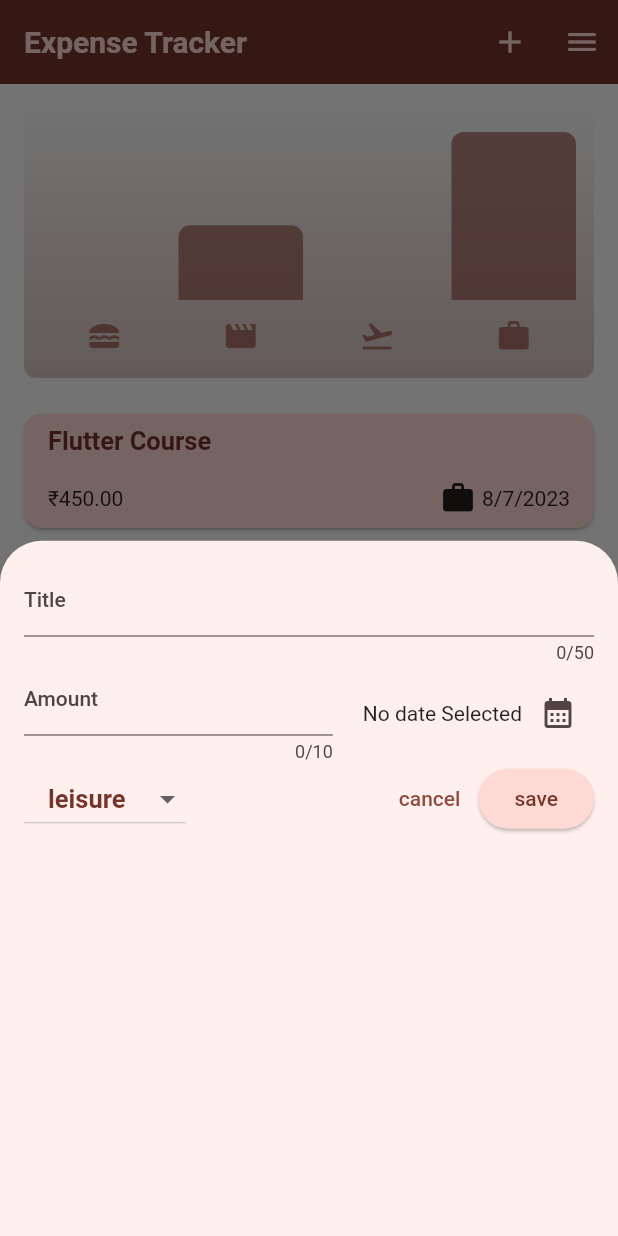
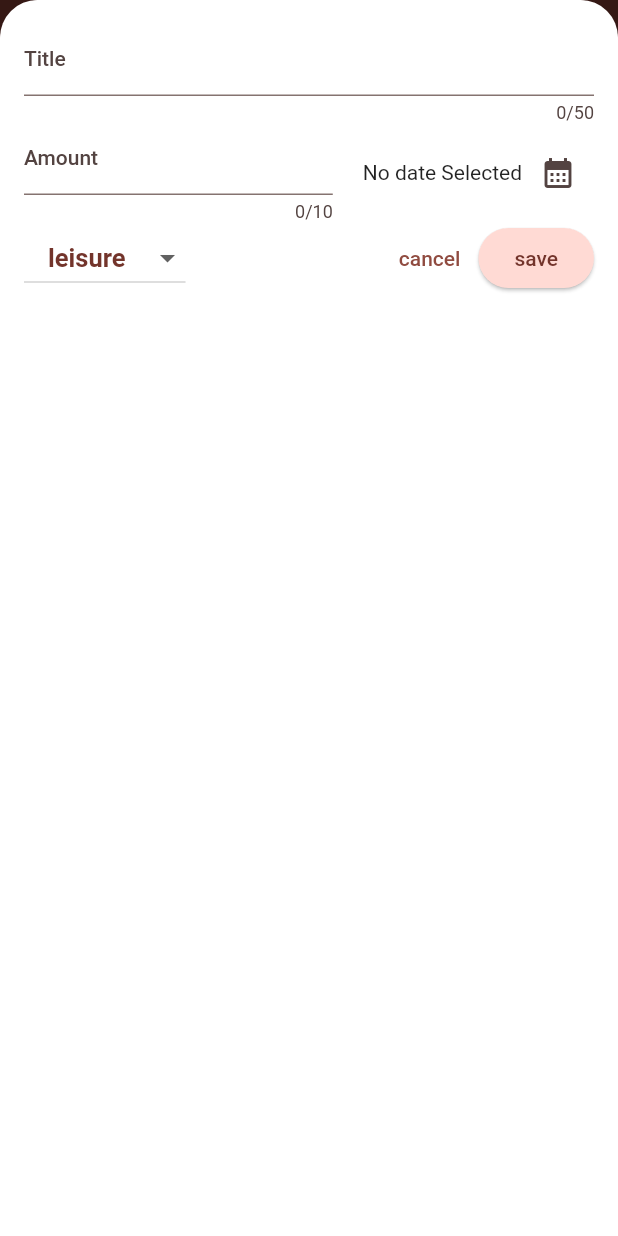
Before and after one commit to Nisarg221B/Learnings, a Flutter app: the screen it shows after launch, after a tap on the "add" icon, on a phone screen of 412 x 824 dp. Run offline on Flutter 3.47's test engine with Material 2 defaults, Android fonts, the phone set to English and light mode, and no system bars; drawn by our look-alikes of dropdown_button2; our stand-ins replace google_fonts.

Commit message:
Learned internal concepts of flutter like use of keys , element trees and how their working, also learned to make adaptive and responsive desing in flutter

```diff
--- a/Flutter/project_3/lib/widgets/expenses/expenses.dart
+++ b/Flutter/project_3/lib/widgets/expenses/expenses.dart
@@ -3,7 +3,6 @@
 import 'package:project3/models/expense.dart';
 import 'package:project3/widgets/expenses/new_expense.dart';
 import 'package:project3/widgets/chart/chart.dart';
-
 
 class Expenses extends StatefulWidget {
   const Expenses({super.key});
@@ -40,7 +39,8 @@
       _registeredExpenses.remove(delx);
     });
     // clears all the existing info messages we have on the screen
-    ScaffoldMessenger.of(context).clearSnackBars(); // see the effect by commenting this line
+    ScaffoldMessenger.of(context)
+        .clearSnackBars(); // see the effect by commenting this line
     ScaffoldMessenger.of(context).showSnackBar(
       SnackBar(
         content: const Text('Expense deleted.'),
@@ -60,13 +60,32 @@
   void _openAddExpenseOverlay() {
     showModalBottomSheet(
       context: context,
-        builder: (ctx) {
-          return NewExpense(addExpense: addExpense);
-        });
+      isScrollControlled: true,
+      useSafeArea: true,
+      builder: (ctx) => Container(
+        height: double.infinity,
+        width: double.infinity,
+        decoration: const BoxDecoration(
+          color: Colors.white,
+          borderRadius: BorderRadius.only(
+            topLeft: Radius.circular(25.0),
+            topRight: Radius.circular(25.0),
+          ),
+        ),
+        // using layoutbuilder to load contents conditionally
+        // and get the environment dynamics from the constraints offered by layout builder
+        child: LayoutBuilder(builder: (ctx, constraints) {
+          final width = constraints.maxWidth;
+          return NewExpense(addExpense: addExpense,width:width);
+        }),
+      ),
+    );
   }
 
   @override
   Widget build(BuildContext context) {
+    final width_fromM = MediaQuery.of(context).size.width;
+
     Widget mainContent = const Center(
       child: Text('No expenses found,Start adding some!'),
     );
@@ -89,9 +108,16 @@
           IconButton(onPressed: () {}, icon: const Icon(Icons.menu)),
         ],
       ),
-      body: Column(
+      body: width_fromM < 600
+          ? Column(
               children: [
                 Chart(expenses: _registeredExpenses),
+                Expanded(child: mainContent),
+              ],
+            )
+          : Row(
+              children: [
+                Expanded(child: Chart(expenses: _registeredExpenses)),
                 Expanded(child: mainContent),
               ],
             ),
--- a/Flutter/project_3/lib/widgets/expenses/new_expense.dart
+++ b/Flutter/project_3/lib/widgets/expenses/new_expense.dart
@@ -1,4 +1,6 @@
+import 'dart:io'; // for show platfrom specific things - review error dialog
 import 'package:flutter/material.dart';
+import 'package:flutter/cupertino.dart';
 import 'package:intl/intl.dart';
 import 'package:project3/models/expense.dart';
 import 'package:dropdown_button2/dropdown_button2.dart';
@@ -6,10 +8,10 @@
 final date_formatter = DateFormat.yMd();
 
 class NewExpense extends StatefulWidget {
+  final void Function(Expense newx) addExpense;
+  final double width;
 
-  final void Function(Expense newx) addExpense;
-
-  const NewExpense({required this.addExpense, super.key});
+  const NewExpense({required this.width, required this.addExpense, super.key});
 
   @override
   State<StatefulWidget> createState() {
@@ -69,16 +71,28 @@
   //   });
   // }
 
-  void _submitExpenseData() {
-    final double? enteredAmount = double.tryParse(_amountController.text);
-
-    final amountIsInvalid = (enteredAmount == null) || (enteredAmount <= 0);
-
-    if (_titleController.text.trim().isEmpty ||
-        amountIsInvalid ||
-        _selectedDate == null) {
-      // show error message
+  void _showErrorDialog() {
+    if (Platform.isIOS) {
+      showCupertinoDialog(
+        // for IOS
+        context: context,
+        builder: (ctx) => CupertinoAlertDialog(
+          title: const Text('Invalid input'),
+          content: const Text(
+              'Please make sure amount, title or date is entered correctly!'),
+          actions: [
+            TextButton(
+              onPressed: () {
+                Navigator.pop(ctx);
+              },
+              child: const Text('okay'),
+            ),
+          ],
+        ),
+      );
+    } else {
       showDialog(
+        // for android
         context: context,
         builder: (ctx) => AlertDialog(
           title: const Text('Invalid input'),
@@ -92,7 +106,21 @@
               child: const Text('okay'),
             ),
           ],
-              ));
+        ),
+      );
+    }
+  }
+
+  void _submitExpenseData() {
+    final double? enteredAmount = double.tryParse(_amountController.text);
+
+    final amountIsInvalid = (enteredAmount == null) || (enteredAmount <= 0);
+
+    if (_titleController.text.trim().isEmpty ||
+        amountIsInvalid ||
+        _selectedDate == null) {
+          // show error message  based on platform information
+      _showErrorDialog();
     } else {
       setState(() {
         Expense newx = Expense(
@@ -109,11 +137,44 @@
 
   @override
   Widget build(BuildContext context) {
-    return Padding(
-      padding: const EdgeInsets.all(16),
+    final keyboardSpace = MediaQuery.of(context).viewInsets.bottom;
+
+    return SingleChildScrollView(
+      child: Padding(
+        padding: EdgeInsets.fromLTRB(16, 16, 16, keyboardSpace + 16),
         child: Column(
           children: [
             // Title
+            // list specific if and else
+            if (widget.width >= 600)
+              Row(
+                children: [
+                  Expanded(
+                    child: TextField(
+                      controller: _titleController,
+                      // onChanged: _saveTitleInput,
+                      maxLength: 50,
+                      keyboardType: TextInputType.text, // as its a Text input
+                      decoration: const InputDecoration(
+                        label: Text('Title'),
+                      ),
+                    ),
+                  ),
+                  const SizedBox(width: 20),
+                  Expanded(
+                    child: TextField(
+                      controller: _amountController,
+                      maxLength: 50,
+                      keyboardType: TextInputType.number,
+                      decoration: const InputDecoration(
+                        label: Text('Amount'),
+                        prefix: Text('₹ '),
+                      ),
+                    ),
+                  ),
+                ],
+              )
+            else
               TextField(
                 controller: _titleController,
                 // onChanged: _saveTitleInput,
@@ -125,6 +186,40 @@
               ),
 
             // Amount , Date Picker
+            if (widget.width >= 600)
+              Row(
+                children: [
+                  DropdownButton2(
+                    dropdownDecoration:
+                        BoxDecoration(borderRadius: BorderRadius.circular(14)),
+                    value: _selectedCategory, // placeholder value
+                    items: Category.values
+                        .map(
+                          (category) => DropdownMenuItem(
+                            value: category,
+                            child: Text(
+                              category.name.toString(),
+                            ),
+                          ),
+                        )
+                        .toList(),
+                    onChanged: (value) {
+                      setState(() {
+                        _selectedCategory = value!;
+                      });
+                    },
+                  ),
+                  const Spacer(),
+                  Text(_selectedDate == null
+                      ? 'No date Selected'
+                      : date_formatter.format(_selectedDate!)),
+                  IconButton(
+                    onPressed: _datePicker,
+                    icon: const Icon(Icons.calendar_month),
+                  ),
+                ],
+              )
+            else
               Row(
                 children: [
                   Expanded(
@@ -153,6 +248,26 @@
               ),
 
             //Category Dropdown , Cancel , Save
+            if (widget.width >= 600)
+              Row(
+                children: [
+                  const Spacer(),
+                  TextButton(
+                    onPressed: () {
+                      Navigator.pop(context);
+                    },
+                    child: const Text('cancel'),
+                  ),
+                  const SizedBox(
+                    width: 20,
+                  ),
+                  ElevatedButton(
+                    onPressed: _submitExpenseData,
+                    child: const Text('save'),
+                  ),
+                ],
+              )
+            else
               Row(
                 children: [
                   DropdownButton2(
@@ -190,6 +305,7 @@
               ),
           ],
         ),
+      ),
     );
   }
 }
--- /dev/null
+++ b/Flutter/project_5/lib/main.dart
@@ -0,0 +1,26 @@
+import 'package:flutter/material.dart';
+import 'package:google_fonts/google_fonts.dart';
+
+final theme = ThemeData(
+  useMaterial3: true,
+  colorScheme: ColorScheme.fromSeed(
+      seedColor: const Color.fromARGB(98, 58, 34, 49),
+      brightness: Brightness.light),
+  textTheme: GoogleFonts.latoTextTheme(),
+);
+
+void main() {
+  runApp(const App());
+}
+
+class App extends StatelessWidget {
+  const App({super.key});
+
+  @override
+  Widget build(BuildContext context) {
+    return MaterialApp(
+      theme: theme,
+      home: const Text('Navigation and multi-Screen Apps')//
+    );
+  }
+}
```
Also changed, not shown: Flutter/project_3/lib/main.dart (+12 -0 lines), Flutter/project_4/analysis_options.yaml (added, +29 -0 lines), Flutter/project_4/lib/main.dart (added, +29 -0 lines), Flutter/project_4/lib/pagers/page_1.dart (added, +33 -0 lines), Flutter/project_4/lib/widget/number_widget.dart (added, +78 -0 lines), Flutter/project_4/pubspec.yaml (added, +90 -0 lines), Flutter/project_5/analysis_options.yaml (added, +29 -0 lines), Flutter/project_5/pubspec.yaml (added, +23 -0 lines), Flutter/project_4/pubspec.lock (added), Flutter/project_5/pubspec.lock (added), 254 other files. Lines whose indentation alone changed are shown as unchanged.
